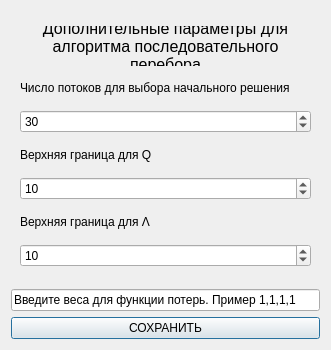
The window that gui/ui/DialogParameters.ui (Shimekii/VKR) describes before a commit, drawn with Qt 5.
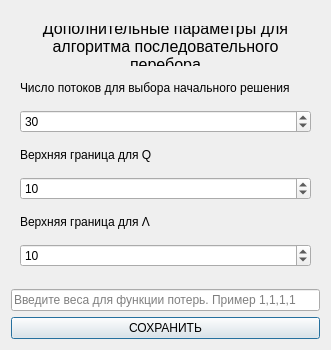
The same window after the commit.

Commit message: Добавлен плейсхолдер для поля ввода весов

Diff of the .ui file:
```diff
--- a/gui/ui/DialogParameters.ui
+++ b/gui/ui/DialogParameters.ui
@@ -360,6 +360,9 @@
    <item>
     <widget class="QLineEdit" name="lineWeights">
      <property name="text">
+      <string/>
+     </property>
+     <property name="placeholderText">
       <string>Введите веса для функции потерь. Пример 1,1,1,1</string>
      </property>
     </widget>
```
The commit also changes 1 other file.
